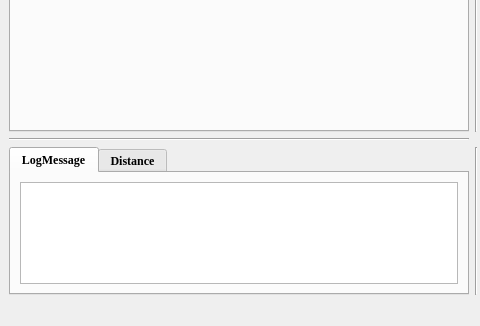
Qt form Radar_UDP.ui (CruzeOliver/Andar_Radar_UDP) before a commit; both pictures show x 0 to 480 and y 273 to 599 of the 675 by 599 pixel window.
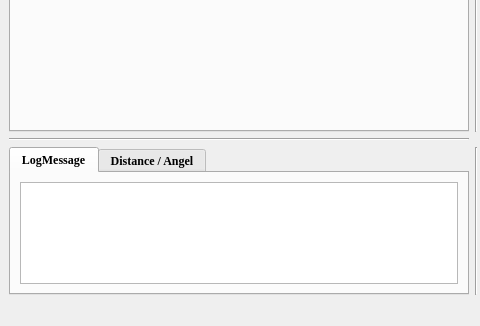
The same form after that commit.

Commit message: 在tableWidget_distance中也加入了Angel（水平角）的信息

Patch:
```diff
--- a/Radar_UDP.ui
+++ b/Radar_UDP.ui
@@ -504,7 +504,7 @@
       </widget>
       <widget class="QWidget" name="tab_Distance">
        <attribute name="title">
-        <string>Distance</string>
+        <string>Distance / Angel</string>
        </attribute>
        <layout class="QHBoxLayout" name="horizontalLayout_2">
         <item>
```
The commit also changes 2 other files.
